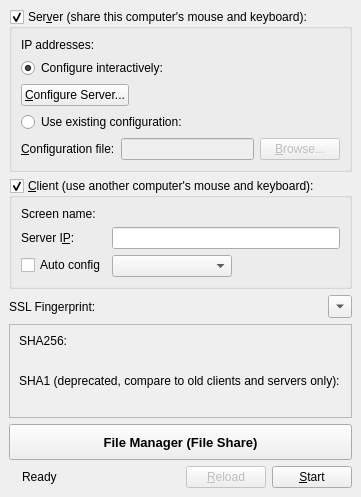
Before: the Qt Designer form src/gui/src/MainWindow.ui in Prekarshamaxx123/dog-editor-inputleap, drawn with Qt 5.
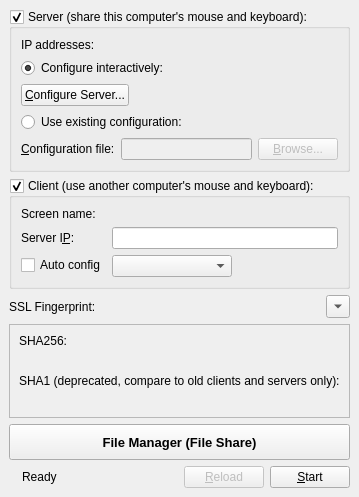
After: the same form once the commit is applied.

Commit message: fix(gui/net): remove focus outline on Server groupbox and fix socket QRingBuffer crash

Patch:
```diff
--- a/src/gui/src/MainWindow.ui
+++ b/src/gui/src/MainWindow.ui
@@ -25,7 +25,7 @@
        </sizepolicy>
       </property>
       <property name="title">
-       <string>Ser&amp;ver (share this computer's mouse and keyboard):</string>
+       <string>Server (share this computer's mouse and keyboard):</string>
       </property>
       <property name="checkable">
        <bool>true</bool>
@@ -139,7 +139,7 @@
        </sizepolicy>
       </property>
       <property name="title">
-       <string>&amp;Client (use another computer's mouse and keyboard):</string>
+       <string>Client (use another computer's mouse and keyboard):</string>
       </property>
       <property name="checkable">
        <bool>true</bool>
```
Left out of the diff: 6 changed lines with no effect on the pictures. The commit also changes 3 other files.
